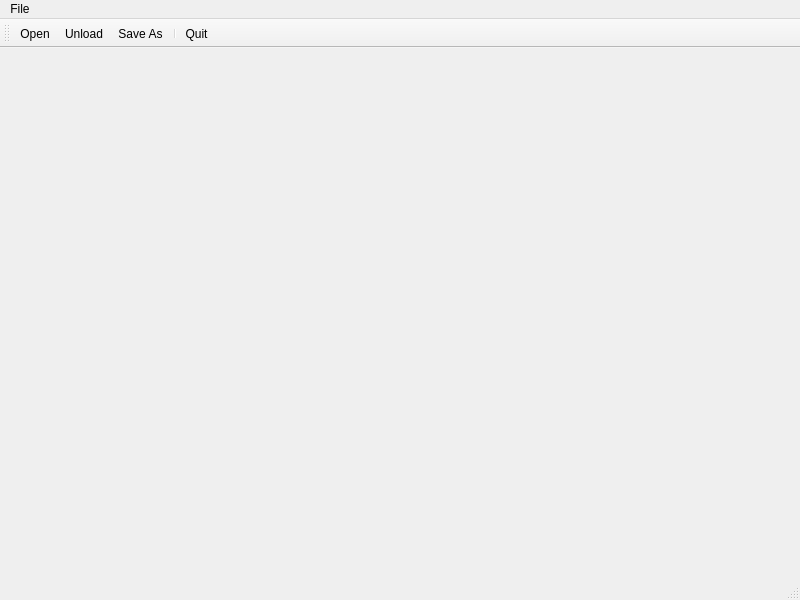
Old version of the form ui/MainWindow.ui in the repository lemonrong/osg3DViewer.
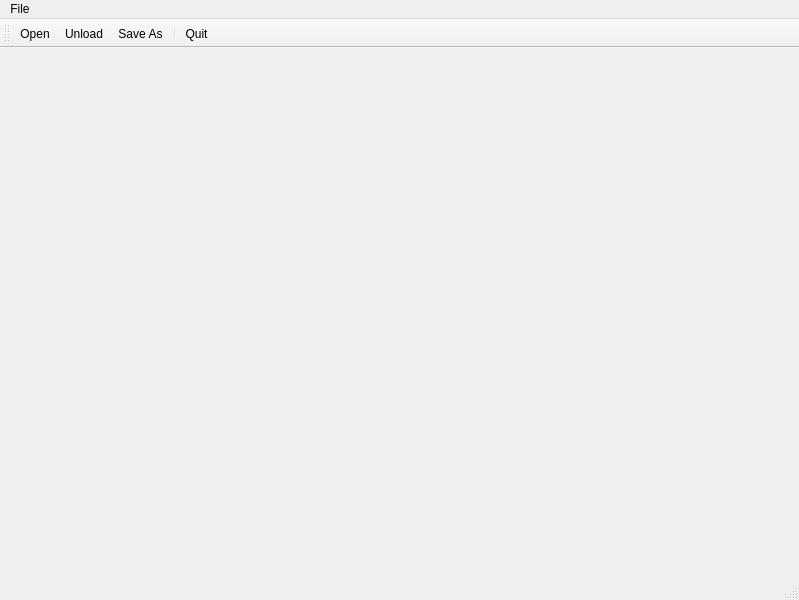
New version of the form. Icons and pictures are not drawn.

```diff
--- a/ui/MainWindow.ui
+++ b/ui/MainWindow.ui
@@ -7,7 +7,7 @@
    <rect>
     <x>0</x>
     <y>0</y>
-    <width>800</width>
+    <width>799</width>
     <height>600</height>
    </rect>
   </property>
@@ -20,7 +20,7 @@
     <rect>
      <x>0</x>
      <y>0</y>
-     <width>800</width>
+     <width>799</width>
      <height>26</height>
     </rect>
    </property>
```
